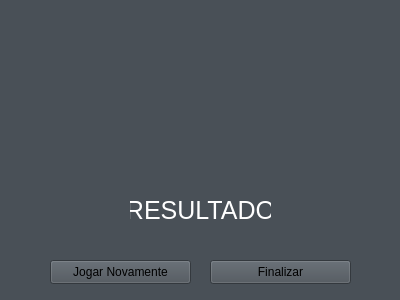
This is Resultado.ui in PabloBezerra/Primeiro-game as Qt 5 draws it before an edit. The edited form follows.
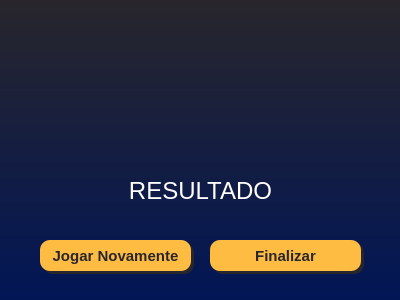
This is the edited form.

The edit to the form file:
```diff
--- a/Resultado.ui
+++ b/Resultado.ui
@@ -14,21 +14,28 @@
    <string>Resultado</string>
   </property>
   <property name="styleSheet">
-   <string notr="true">background-color: rgb(73, 80, 87);</string>
+   <string notr="true">background-color: qlineargradient(spread:pad, x1:1, y1:1, x2:1, y2:0, stop:0 rgba(2, 22, 86, 255), stop:1 rgba(40, 38, 44, 255));
+border-radius:10px</string>
   </property>
   <widget class="QWidget" name="centralwidget">
    <widget class="QLabel" name="resultado">
     <property name="geometry">
      <rect>
-      <x>130</x>
-      <y>180</y>
-      <width>141</width>
-      <height>61</height>
+      <x>50</x>
+      <y>170</y>
+      <width>301</width>
+      <height>41</height>
      </rect>
     </property>
+    <property name="font">
+     <font>
+      <pointsize>18</pointsize>
+      <bold>false</bold>
+     </font>
+    </property>
     <property name="styleSheet">
-     <string notr="true">color: rgb(255, 255, 255);
-font-size: 25px</string>
+     <string notr="true">background-color: rgba(255, 255, 255, 0);
+color: rgba(255, 255, 255, 254);</string>
     </property>
     <property name="text">
      <string>RESULTADO</string>
@@ -41,11 +48,14 @@
     <property name="geometry">
      <rect>
       <x>130</x>
-      <y>30</y>
+      <y>20</y>
       <width>141</width>
       <height>121</height>
      </rect>
     </property>
+    <property name="styleSheet">
+     <string notr="true">background-color: rgba(255, 255, 255, 0);</string>
+    </property>
     <property name="text">
      <string/>
     </property>
@@ -56,12 +66,26 @@
    <widget class="QPushButton" name="jogar_novamente">
     <property name="geometry">
      <rect>
-      <x>50</x>
-      <y>260</y>
-      <width>141</width>
-      <height>24</height>
+      <x>40</x>
+      <y>240</y>
+      <width>151</width>
+      <height>31</height>
      </rect>
     </property>
+    <property name="font">
+     <font>
+      <pointsize>11</pointsize>
+      <bold>true</bold>
+     </font>
+    </property>
+    <property name="cursor">
+     <cursorShape>PointingHandCursor</cursorShape>
+    </property>
+    <property name="styleSheet">
+     <string notr="true">background-color: rgb(255, 188, 66);
+color: rgb(40, 38, 44);
+border-radius:10px</string>
+    </property>
     <property name="text">
      <string>Jogar Novamente</string>
     </property>
@@ -70,15 +94,71 @@
     <property name="geometry">
      <rect>
       <x>210</x>
-      <y>260</y>
-      <width>141</width>
-      <height>24</height>
+      <y>240</y>
+      <width>151</width>
+      <height>31</height>
      </rect>
     </property>
+    <property name="font">
+     <font>
+      <pointsize>11</pointsize>
+      <bold>true</bold>
+     </font>
+    </property>
+    <property name="cursor">
+     <cursorShape>PointingHandCursor</cursorShape>
+    </property>
+    <property name="styleSheet">
+     <string notr="true">background-color: rgb(255, 188, 66);
+color: rgb(40, 38, 44);
+border-radius:10px</string>
+    </property>
     <property name="text">
      <string>Finalizar</string>
     </property>
    </widget>
+   <widget class="QLabel" name="label">
+    <property name="geometry">
+     <rect>
+      <x>43</x>
+      <y>243</y>
+      <width>151</width>
+      <height>31</height>
+     </rect>
+    </property>
+    <property name="styleSheet">
+     <string notr="true">background-color:rgb(40, 38, 44);
+color: rgb(40, 38, 44);
+border-radius:10px</string>
+    </property>
+    <property name="text">
+     <string/>
+    </property>
+   </widget>
+   <widget class="QLabel" name="label_2">
+    <property name="geometry">
+     <rect>
+      <x>213</x>
+      <y>243</y>
+      <width>151</width>
+      <height>31</height>
+     </rect>
+    </property>
+    <property name="styleSheet">
+     <string notr="true">background-color:rgb(40, 38, 44);
+color: rgb(40, 38, 44);
+border-radius:10px</string>
+    </property>
+    <property name="text">
+     <string/>
+    </property>
+   </widget>
+   <zorder>label_2</zorder>
+   <zorder>label</zorder>
+   <zorder>resultado</zorder>
+   <zorder>logo</zorder>
+   <zorder>jogar_novamente</zorder>
+   <zorder>finalizar</zorder>
   </widget>
  </widget>
  <resources/>
```
